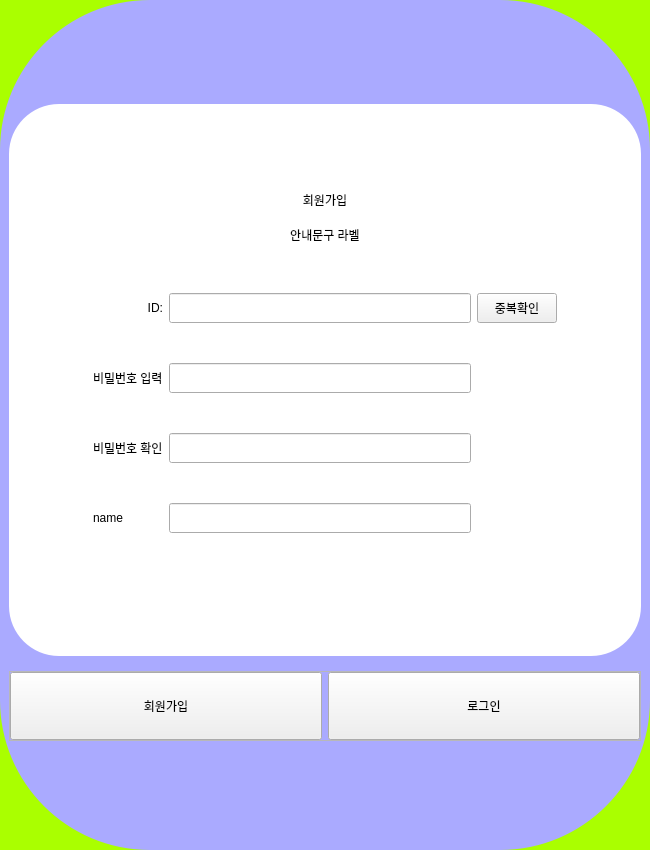
Qt form code/front/ui/main_widget_damagochi_ver2.ui (lee991229/damagochi_ver2) before a commit.
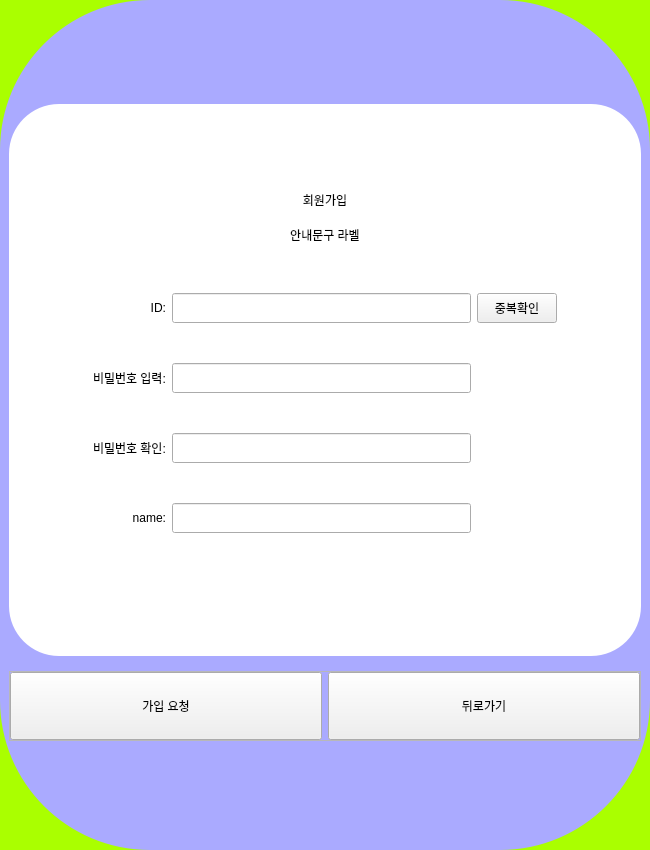
The same form after that commit. The open tabs and pages were chosen to show the change. Icons and pictures are not drawn.

```diff
--- a/code/front/ui/main_widget_damagochi_ver2.ui
+++ b/code/front/ui/main_widget_damagochi_ver2.ui
@@ -761,7 +761,10 @@
                   <item row="3" column="0">
                    <widget class="QLabel" name="label_6">
                     <property name="text">
-                     <string>name</string>
+                     <string>name:</string>
+                    </property>
+                    <property name="alignment">
+                     <set>Qt::AlignRight|Qt::AlignTrailing|Qt::AlignVCenter</set>
                     </property>
                    </widget>
                   </item>
@@ -803,14 +806,14 @@
                   <item row="2" column="0">
                    <widget class="QLabel" name="label_5">
                     <property name="text">
-                     <string>비밀번호 확인</string>
+                     <string>비밀번호 확인:</string>
                     </property>
                    </widget>
                   </item>
                   <item row="1" column="0">
                    <widget class="QLabel" name="label_2">
                     <property name="text">
-                     <string>비밀번호 입력</string>
+                     <string>비밀번호 입력:</string>
                     </property>
                    </widget>
                   </item>
@@ -958,7 +961,7 @@
                    </sizepolicy>
                   </property>
                   <property name="text">
-                   <string>회원가입</string>
+                   <string>가입 요청</string>
                   </property>
                  </widget>
                 </item>
@@ -971,7 +974,7 @@
                    </sizepolicy>
                   </property>
                   <property name="text">
-                   <string>로그인</string>
+                   <string>뒤로가기</string>
                   </property>
                  </widget>
                 </item>
```
Left out of the diff: 22 changed lines with no effect on the pictures.
